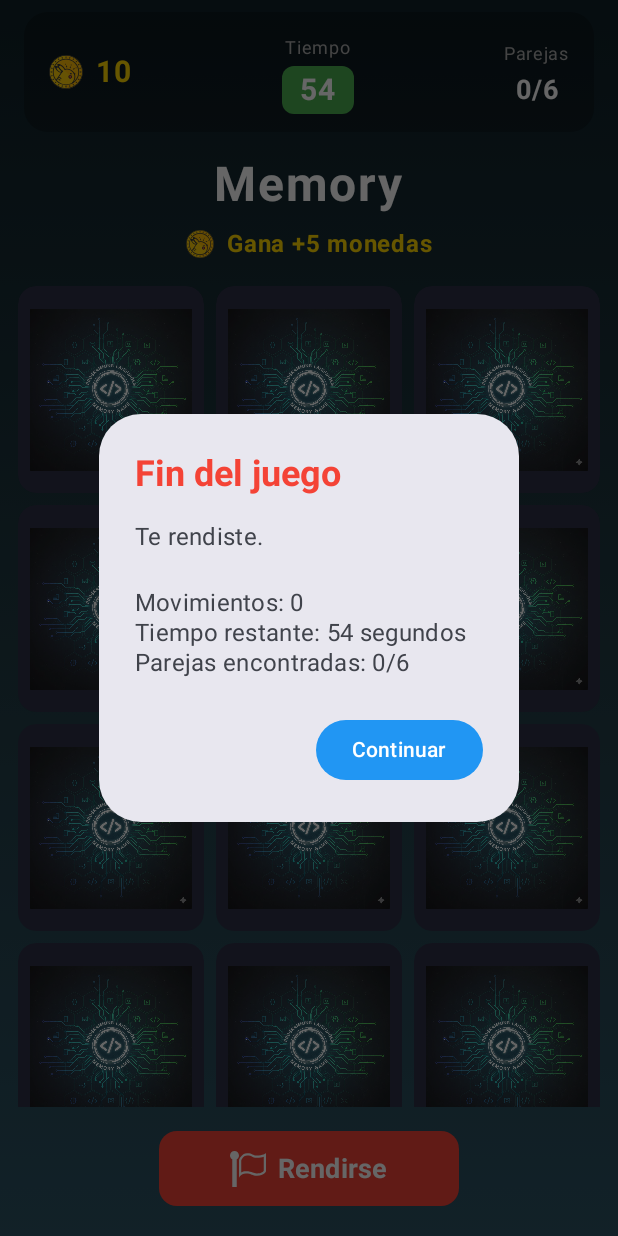
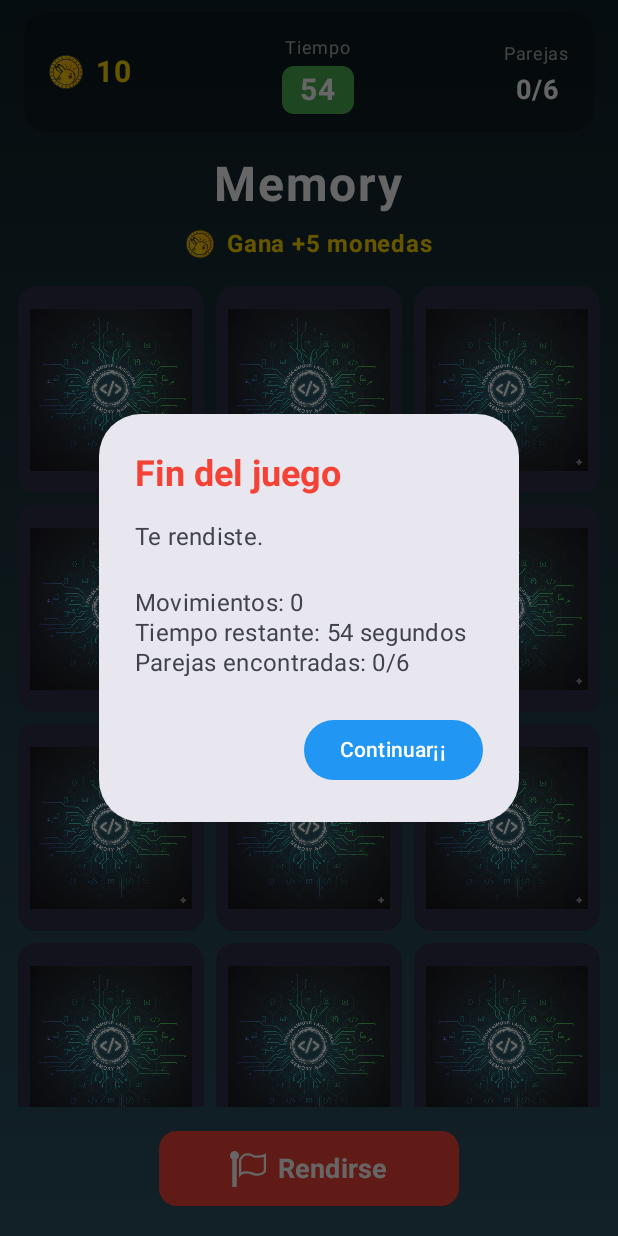
Before and after one commit to LunexaCorp/memoQuest, an Android app built with Jetpack Compose: the MParejasActivity screen opened directly, with no data from a screen before it, after a tap on "Rendirse", on a phone screen of 412 x 824 dp. Run offline under Robolectric (Android 15) with nearby library versions, the phone set to English and light mode, and no system bars; our stand-ins replace Firebase (no records; nobody signed in at launch, a user with empty details on screens opened directly), Room's generated code; pictures from the network do not load; Roboto replaces fonts that are not available here.

Commit message:
mejora de ui

```diff
--- a/app/src/main/java/com/nikelyh/jewels/ui/activities/MParejasActivity.kt
+++ b/app/src/main/java/com/nikelyh/jewels/ui/activities/MParejasActivity.kt
@@ -545,7 +545,7 @@ fun ParejasGameScreen(
                         containerColor = if (gameWon) Color(0xFF4CAF50) else Color(0xFF2196F3)
                     )
                 ) {
-                    Text("Continuar")
+                    Text("Continuar¡¡")
                 }
             }
         )
```
